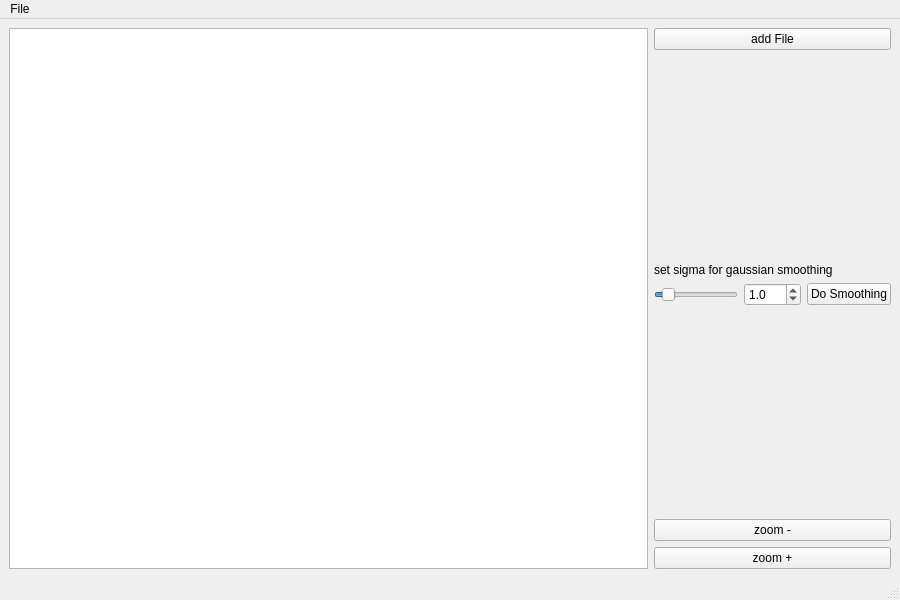
First picture: the form in colorcomposer/mainwindowstructureanalysis.ui, repository ukoethe/simple-STORM, before the edit.
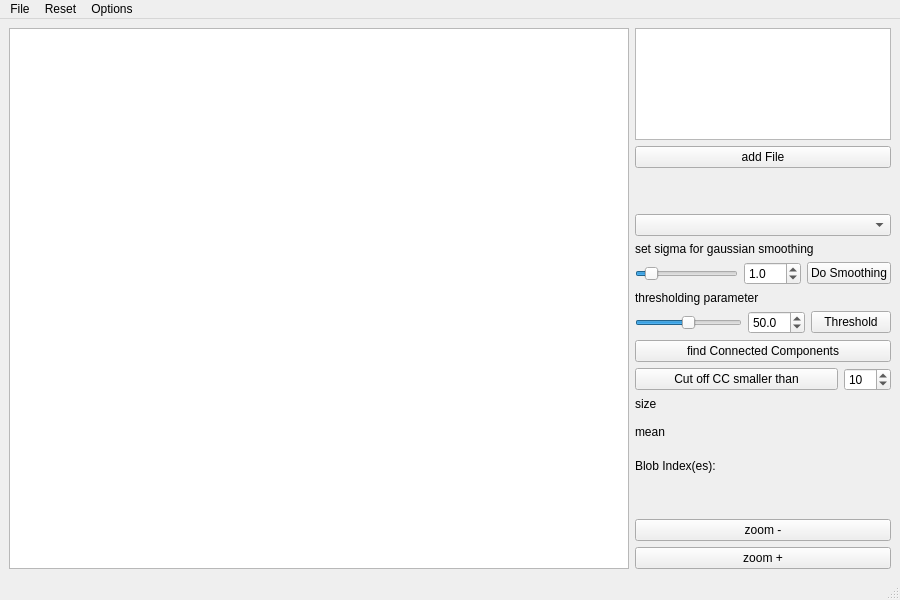
Second picture: the form after the edit.

What changed in the file:
```diff
--- a/colorcomposer/mainwindowstructureanalysis.ui
+++ b/colorcomposer/mainwindowstructureanalysis.ui
@@ -30,6 +30,19 @@
       <property name="rightMargin">
        <number>0</number>
       </property>
+      <item>
+       <widget class="QListWidget" name="fileWidget">
+        <property name="enabled">
+         <bool>true</bool>
+        </property>
+        <property name="sizePolicy">
+         <sizepolicy hsizetype="Expanding" vsizetype="Expanding">
+          <horstretch>0</horstretch>
+          <verstretch>100</verstretch>
+         </sizepolicy>
+        </property>
+       </widget>
+      </item>
       <item>
        <widget class="QPushButton" name="addFileButton">
         <property name="text">
@@ -50,6 +63,9 @@
         </property>
        </spacer>
       </item>
+      <item>
+       <widget class="QComboBox" name="selectChannelcomboBox"/>
+      </item>
       <item>
        <layout class="QVBoxLayout" name="verticalLayout_5">
         <property name="topMargin">
@@ -110,6 +126,225 @@
         </item>
        </layout>
       </item>
+      <item>
+       <layout class="QVBoxLayout" name="verticalLayout">
+        <property name="topMargin">
+         <number>0</number>
+        </property>
+        <item>
+         <widget class="QLabel" name="label_2">
+          <property name="text">
+           <string>thresholding parameter</string>
+          </property>
+         </widget>
+        </item>
+        <item>
+         <layout class="QHBoxLayout" name="horizontalLayout_3">
+          <property name="topMargin">
+           <number>0</number>
+          </property>
+          <property name="rightMargin">
+           <number>0</number>
+          </property>
+          <item>
+           <widget class="QSlider" name="thresholdSlider">
+            <property name="maximum">
+             <number>1000</number>
+            </property>
+            <property name="pageStep">
+             <number>5</number>
+            </property>
+            <property name="value">
+             <number>500</number>
+            </property>
+            <property name="orientation">
+             <enum>Qt::Horizontal</enum>
+            </property>
+           </widget>
+          </item>
+          <item>
+           <widget class="QDoubleSpinBox" name="thresholdSpinBox">
+            <property name="decimals">
+             <number>1</number>
+            </property>
+            <property name="singleStep">
+             <double>1.000000000000000</double>
+            </property>
+            <property name="value">
+             <double>50.000000000000000</double>
+            </property>
+           </widget>
+          </item>
+          <item>
+           <widget class="QPushButton" name="thresholdButton">
+            <property name="text">
+             <string>Threshold</string>
+            </property>
+           </widget>
+          </item>
+         </layout>
+        </item>
+       </layout>
+      </item>
+      <item>
+       <widget class="QPushButton" name="findConnectedComponentsButton">
+        <property name="text">
+         <string>find Connected Components</string>
+        </property>
+       </widget>
+      </item>
+      <item>
+       <layout class="QHBoxLayout" name="horizontalLayout_5">
+        <property name="topMargin">
+         <number>0</number>
+        </property>
+        <item>
+         <widget class="QPushButton" name="cutOffButton">
+          <property name="sizePolicy">
+           <sizepolicy hsizetype="Minimum" vsizetype="Fixed">
+            <horstretch>40</horstretch>
+            <verstretch>0</verstretch>
+           </sizepolicy>
+          </property>
+          <property name="text">
+           <string>Cut off CC smaller than</string>
+          </property>
+         </widget>
+        </item>
+        <item>
+         <widget class="QSpinBox" name="numberCutOffspinBox">
+          <property name="maximum">
+           <number>999</number>
+          </property>
+          <property name="value">
+           <number>10</number>
+          </property>
+         </widget>
+        </item>
+       </layout>
+      </item>
+      <item>
+       <layout class="QVBoxLayout" name="verticalLayout_8">
+        <property name="spacing">
+         <number>0</number>
+        </property>
+        <property name="topMargin">
+         <number>0</number>
+        </property>
+        <item>
+         <layout class="QHBoxLayout" name="horizontalLayout_4">
+          <property name="topMargin">
+           <number>0</number>
+          </property>
+          <item>
+           <layout class="QVBoxLayout" name="verticalLayout_6">
+            <item>
+             <widget class="QLabel" name="label_4">
+              <property name="text">
+               <string>size</string>
+              </property>
+             </widget>
+            </item>
+            <item>
+             <widget class="QLabel" name="sizelabel">
+              <property name="sizePolicy">
+               <sizepolicy hsizetype="Preferred" vsizetype="Preferred">
+                <horstretch>0</horstretch>
+                <verstretch>0</verstretch>
+               </sizepolicy>
+              </property>
+              <property name="text">
+               <string/>
+              </property>
+             </widget>
+            </item>
+           </layout>
+          </item>
+          <item>
+           <layout class="QVBoxLayout" name="verticalLayout_2">
+            <property name="topMargin">
+             <number>0</number>
+            </property>
+            <item>
+             <widget class="QLabel" name="cov1label">
+              <property name="sizePolicy">
+               <sizepolicy hsizetype="Preferred" vsizetype="Preferred">
+                <horstretch>10</horstretch>
+                <verstretch>0</verstretch>
+               </sizepolicy>
+              </property>
+              <property name="text">
+               <string/>
+              </property>
+             </widget>
+            </item>
+            <item>
+             <widget class="QLabel" name="cov2label">
+              <property name="sizePolicy">
+               <sizepolicy hsizetype="Preferred" vsizetype="Preferred">
+                <horstretch>0</horstretch>
+                <verstretch>0</verstretch>
+               </sizepolicy>
+              </property>
+              <property name="text">
+               <string/>
+              </property>
+             </widget>
+            </item>
+           </layout>
+          </item>
+         </layout>
+        </item>
+        <item>
+         <layout class="QVBoxLayout" name="verticalLayout_7">
+          <property name="topMargin">
+           <number>0</number>
+          </property>
+          <item>
+           <widget class="QLabel" name="label_7">
+            <property name="text">
+             <string>mean</string>
+            </property>
+           </widget>
+          </item>
+          <item>
+           <widget class="QLabel" name="meanlabel">
+            <property name="text">
+             <string/>
+            </property>
+           </widget>
+          </item>
+         </layout>
+        </item>
+       </layout>
+      </item>
+      <item>
+       <layout class="QHBoxLayout" name="horizontalLayout_6">
+        <property name="topMargin">
+         <number>0</number>
+        </property>
+        <item>
+         <widget class="QLabel" name="label_3">
+          <property name="sizePolicy">
+           <sizepolicy hsizetype="Fixed" vsizetype="Preferred">
+            <horstretch>0</horstretch>
+            <verstretch>0</verstretch>
+           </sizepolicy>
+          </property>
+          <property name="text">
+           <string>Blob Index(es):</string>
+          </property>
+         </widget>
+        </item>
+        <item>
+         <widget class="QLabel" name="blobIndexlabel">
+          <property name="text">
+           <string/>
+          </property>
+         </widget>
+        </item>
+       </layout>
+      </item>
       <item>
        <spacer name="verticalSpacer">
         <property name="orientation">
@@ -155,8 +390,25 @@
      <string>File</string>
     </property>
     <addaction name="actionOpen_File"/>
+    <addaction name="actionSave_File"/>
+    <addaction name="actionSave_Features"/>
+   </widget>
+   <widget class="QMenu" name="menuReset">
+    <property name="title">
+     <string>Reset</string>
+    </property>
+    <addaction name="actionReset"/>
+   </widget>
+   <widget class="QMenu" name="menuOptions">
+    <property name="title">
+     <string>Options</string>
+    </property>
+    <addaction name="actionShow_covariance_matrix"/>
+    <addaction name="actionCalculate_distance_matrix"/>
    </widget>
    <addaction name="menuFile"/>
+   <addaction name="menuReset"/>
+   <addaction name="menuOptions"/>
   </widget>
   <widget class="QStatusBar" name="statusbar"/>
   <action name="actionOpen_File">
```
Left out of the diff: 25 changed lines with no effect on the pictures.
